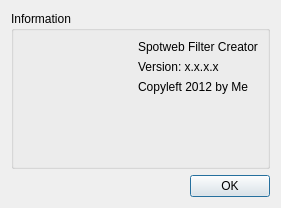
First picture: the form in aboutdialog.ui, repository BrainB0ne/spotwebfc, before the edit.
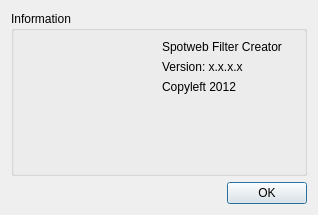
Second picture: the form after the edit. Icons and pictures are not drawn.

What changed in the file:
```diff
--- a/aboutdialog.ui
+++ b/aboutdialog.ui
@@ -6,10 +6,22 @@
    <rect>
     <x>0</x>
     <y>0</y>
-    <width>281</width>
-    <height>208</height>
+    <width>318</width>
+    <height>215</height>
    </rect>
   </property>
+  <property name="sizePolicy">
+   <sizepolicy hsizetype="Fixed" vsizetype="Fixed">
+    <horstretch>0</horstretch>
+    <verstretch>0</verstretch>
+   </sizepolicy>
+  </property>
+  <property name="maximumSize">
+   <size>
+    <width>318</width>
+    <height>215</height>
+   </size>
+  </property>
   <property name="windowTitle">
    <string>About</string>
   </property>
@@ -47,7 +59,7 @@
       <item row="2" column="1">
        <widget class="QLabel" name="copyLeftLabel">
         <property name="text">
-         <string>Copyleft 2012 by Me</string>
+         <string>Copyleft 2012</string>
         </property>
        </widget>
       </item>
```
